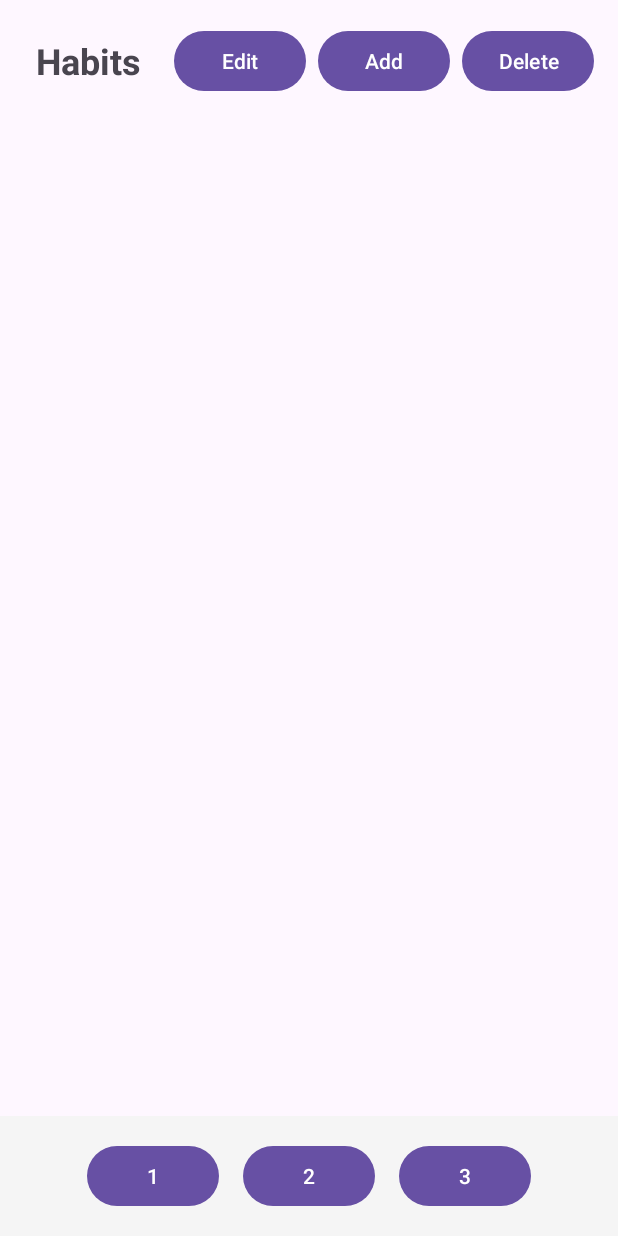
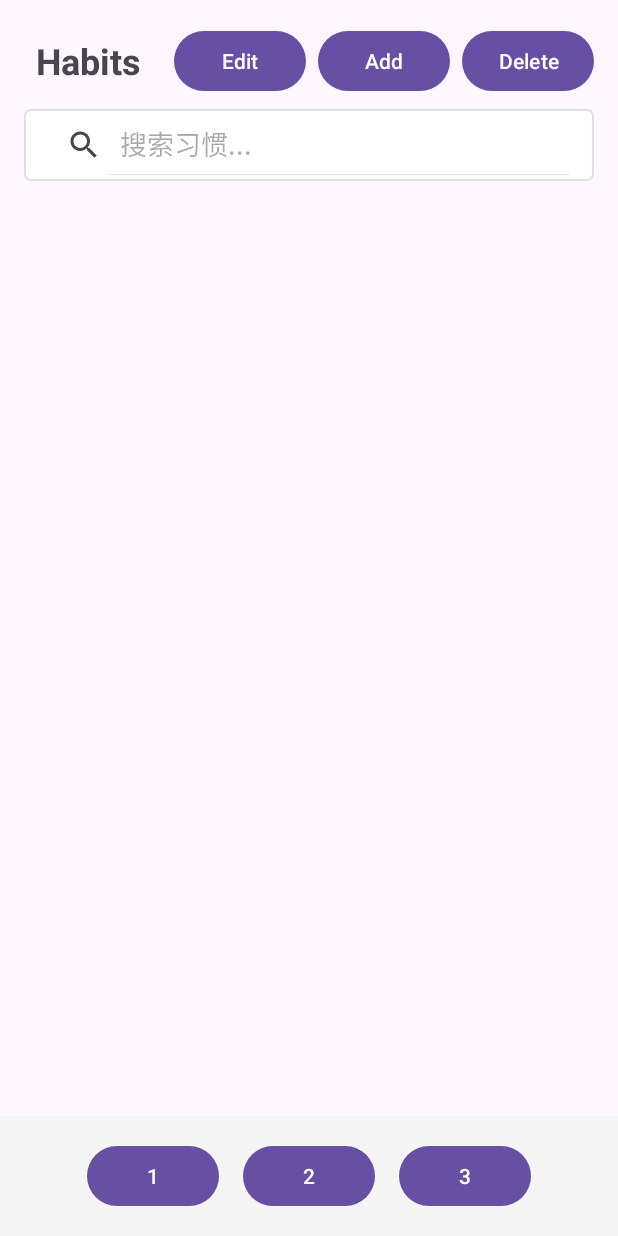
Before and after one commit to a28682/Habit-Tracking-and-Note-Taking-App, an Android app: the thirdActivity screen opened directly, with no data from a screen before it, on a phone screen of 412 x 824 dp. Run offline under Robolectric (Android 15) with nearby library versions, the phone set to English and light mode, and no system bars.

Commit message:
add search function

```diff
--- a/app/app/src/main/res/layout/thirdactivity.xml
+++ b/app/app/src/main/res/layout/thirdactivity.xml
@@ -51,19 +51,34 @@
         android:layout_marginEnd="8dp"
         app:layout_constraintEnd_toStartOf="@id/btn_add_habits"
         android:layout_height="wrap_content" />
+
+    <!-- 新增搜索框 -->
+    <androidx.appcompat.widget.SearchView
+        android:id="@+id/search_view"
+        android:layout_width="0dp"
+        android:layout_height="wrap_content"
+        android:layout_marginTop="16dp"
+        android:layout_marginHorizontal="16dp"
+        android:background="@drawable/row_background"
+        app:iconifiedByDefault="false"
+        app:queryHint="搜索习惯..."
+        app:layout_constraintTop_toBottomOf="@id/txt_habits"
+        app:layout_constraintStart_toStartOf="parent"
+        app:layout_constraintEnd_toEndOf="parent" />
+
     <androidx.constraintlayout.widget.ConstraintLayout
         android:id="@+id/table_container"
         android:layout_width="0dp"
-        android:layout_height="wrap_content"
-        app:layout_constraintTop_toBottomOf="@id/txt_habits"
+        android:layout_height="0dp"
+        app:layout_constraintTop_toBottomOf="@id/search_view"
+        app:layout_constraintBottom_toTopOf="@+id/bottom_buttons"
         app:layout_constraintStart_toStartOf="parent"
         app:layout_constraintEnd_toEndOf="parent"
-        android:layout_marginTop="16dp"
-        android:layout_marginHorizontal="16dp">
+        android:layout_marginTop="8dp"
+        android:layout_marginHorizontal="16dp"/>
 
-
-    </androidx.constraintlayout.widget.ConstraintLayout>
     <LinearLayout
+        android:id="@+id/bottom_buttons"
         android:layout_width="match_parent"
         android:layout_height="wrap_content"
         android:orientation="horizontal"
```
Also changed, not shown: app/app/src/main/java/org/wit/yiding/thirdActivity.kt (+147 -98 lines).
